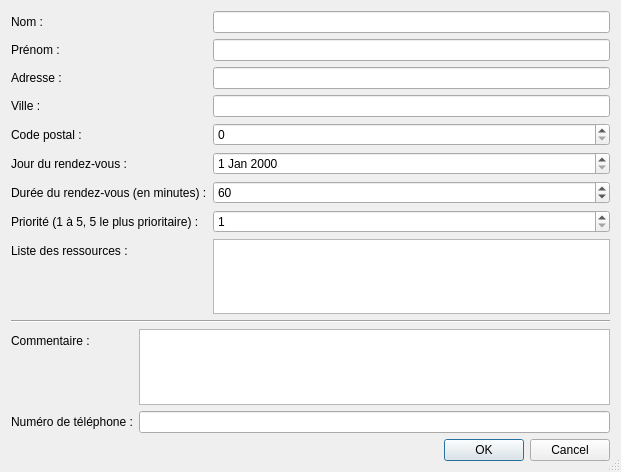
Old version of the form QTP/views/createclientdialog.ui in the repository Qu3tzal/TpQt.
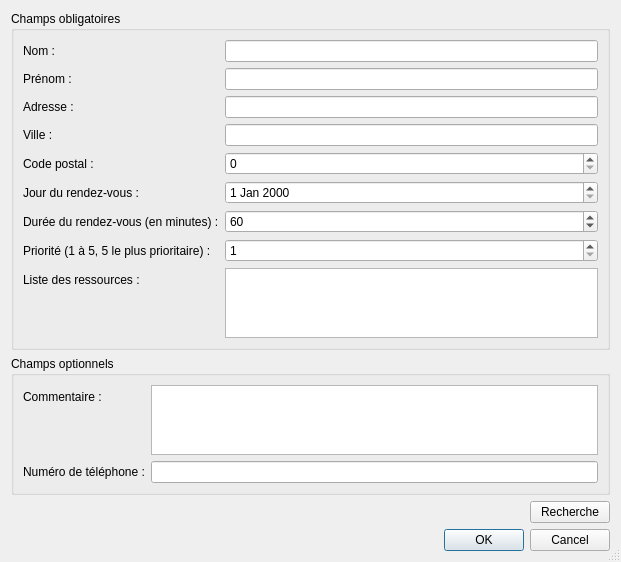
New version of the form. Icons and pictures are not drawn.

Commit message: Correction de la mise en page du dialogue création client + ajout boutton recherche client

Diff of the .ui file:
```diff
--- a/QTP/views/createclientdialog.ui
+++ b/QTP/views/createclientdialog.ui
@@ -33,6 +33,12 @@
       <enum>QLayout::SetNoConstraint</enum>
      </property>
      <item>
+      <widget class="QGroupBox" name="mandatoryGroupBox">
+       <property name="title">
+        <string>Champs obligatoires</string>
+       </property>
+       <layout class="QVBoxLayout" name="verticalLayout_3">
+        <item>
       <layout class="QFormLayout" name="mandatoryFormLayout">
        <property name="sizeConstraint">
         <enum>QLayout::SetNoConstraint</enum>
@@ -151,13 +157,15 @@
        </item>
       </layout>
      </item>
-     <item>
-      <widget class="Line" name="line">
-       <property name="orientation">
-        <enum>Qt::Horizontal</enum>
-       </property>
+       </layout>
       </widget>
      </item>
+     <item>
+      <widget class="QGroupBox" name="optionnalGroupBox">
+       <property name="title">
+        <string>Champs optionnels</string>
+       </property>
+       <layout class="QVBoxLayout" name="verticalLayout_4">
      <item>
       <layout class="QFormLayout" name="optionalFormLayout">
        <property name="sizeConstraint">
@@ -185,6 +193,20 @@
        </item>
       </layout>
      </item>
+       </layout>
+      </widget>
+     </item>
+     <item>
+      <layout class="QHBoxLayout" name="horizontalLayout_2">
+       <item alignment="Qt::AlignRight">
+        <widget class="QPushButton" name="searchClientPushButton">
+         <property name="text">
+          <string>Recherche</string>
+         </property>
+        </widget>
+       </item>
+      </layout>
+     </item>
      <item>
       <widget class="QDialogButtonBox" name="buttonBox">
        <property name="orientation">
```
Left out of the diff: 32 changed lines with no effect on the pictures. Lines whose indentation alone changed are shown as unchanged.
